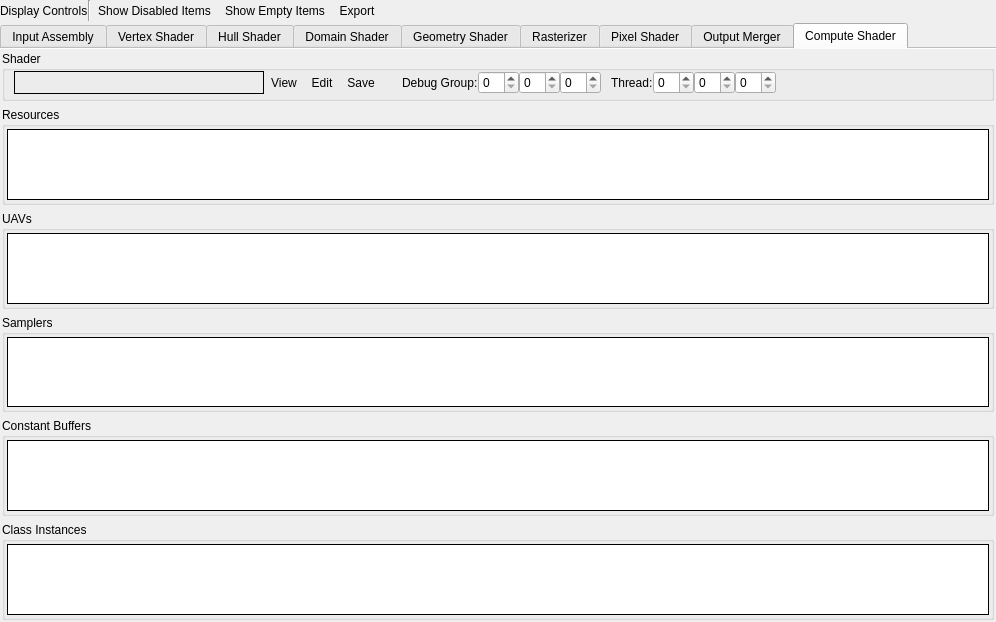
Above: qrenderdoc/Windows/PipelineState/D3D11PipelineStateViewer.ui from baldurk/renderdoc before the change. Below: the same form after it.
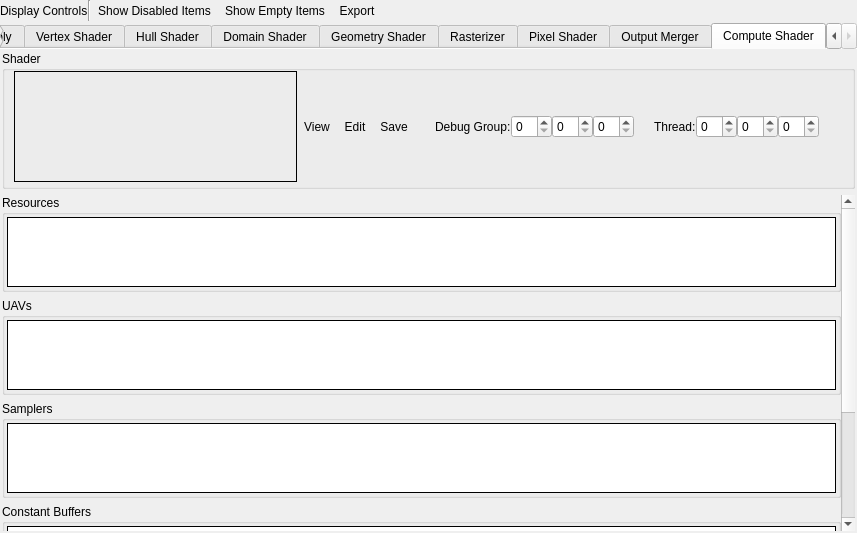
That is the form after the change. The open tabs and pages were chosen to show the change. Icons and pictures are not drawn. Custom widgets are drawn as their Qt base class.

Commit message:
Change pipeline state viewers so minimum panel size is smaller
* Add scroll areas for the larger tabs and allow pipe flowchart to
  resize to its minimum size if needed.
* The idea here isn't that anyone will seriously try to use the pipe
  view at 500x200 but more that the minimum size doesn't become a
  problem while moving around windows or panels, or resizing temporarily

```diff
--- a/qrenderdoc/Windows/PipelineState/D3D11PipelineStateViewer.ui
+++ b/qrenderdoc/Windows/PipelineState/D3D11PipelineStateViewer.ui
@@ -6,8 +6,8 @@
    <rect>
     <x>0</x>
     <y>0</y>
-    <width>996</width>
-    <height>586</height>
+    <width>857</width>
+    <height>533</height>
    </rect>
   </property>
   <layout class="QVBoxLayout" name="verticalLayout">
@@ -3514,7 +3514,37 @@
            <number>4</number>
           </property>
           <item>
+           <widget class="QFrame" name="csShaderControlsFrame">
+            <property name="sizePolicy">
+             <sizepolicy hsizetype="Preferred" vsizetype="MinimumExpanding">
+              <horstretch>0</horstretch>
+              <verstretch>0</verstretch>
+             </sizepolicy>
+            </property>
+            <layout class="QHBoxLayout" name="horizontalLayout_29">
+             <property name="spacing">
+              <number>0</number>
+             </property>
+             <property name="leftMargin">
+              <number>0</number>
+             </property>
+             <property name="topMargin">
+              <number>0</number>
+             </property>
+             <property name="rightMargin">
+              <number>0</number>
+             </property>
+             <property name="bottomMargin">
+              <number>0</number>
+             </property>
+             <item>
            <widget class="RDLabel" name="csShader">
+               <property name="sizePolicy">
+                <sizepolicy hsizetype="Preferred" vsizetype="Preferred">
+                 <horstretch>0</horstretch>
+                 <verstretch>0</verstretch>
+                </sizepolicy>
+               </property>
             <property name="minimumSize">
              <size>
               <width>250</width>
@@ -3598,6 +3628,33 @@
             </property>
            </widget>
           </item>
+            </layout>
+           </widget>
+          </item>
+          <item>
+           <widget class="QFrame" name="csDebugFrame">
+            <property name="sizePolicy">
+             <sizepolicy hsizetype="Preferred" vsizetype="MinimumExpanding">
+              <horstretch>0</horstretch>
+              <verstretch>0</verstretch>
+             </sizepolicy>
+            </property>
+            <layout class="QHBoxLayout" name="horizontalLayout_34">
+             <property name="spacing">
+              <number>0</number>
+             </property>
+             <property name="leftMargin">
+              <number>0</number>
+             </property>
+             <property name="topMargin">
+              <number>0</number>
+             </property>
+             <property name="rightMargin">
+              <number>0</number>
+             </property>
+             <property name="bottomMargin">
+              <number>0</number>
+             </property>
           <item>
            <widget class="QLabel" name="groupDebugLabel">
             <property name="text">
@@ -3623,7 +3680,7 @@
              <string>Thread:</string>
             </property>
             <property name="indent">
-             <number>10</number>
+                <number>20</number>
             </property>
            </widget>
           </item>
@@ -3650,22 +3707,42 @@
             </property>
            </widget>
           </item>
+            </layout>
+           </widget>
+          </item>
+         </layout>
+        </widget>
+       </item>
           <item>
-           <spacer name="csShaderSpacer">
-            <property name="orientation">
-             <enum>Qt::Horizontal</enum>
-            </property>
-            <property name="sizeHint" stdset="0">
-             <size>
-              <width>576</width>
-              <height>20</height>
-             </size>
-            </property>
-           </spacer>
-          </item>
-         </layout>
-        </widget>
-       </item>
+        <widget class="QScrollArea" name="csScroll">
+         <property name="frameShape">
+          <enum>QFrame::NoFrame</enum>
+         </property>
+         <property name="widgetResizable">
+          <bool>true</bool>
+         </property>
+         <widget class="QWidget" name="csScrollContents">
+          <property name="geometry">
+           <rect>
+            <x>0</x>
+            <y>0</y>
+            <width>837</width>
+            <height>424</height>
+           </rect>
+          </property>
+          <layout class="QVBoxLayout" name="verticalLayout_15">
+           <property name="leftMargin">
+            <number>0</number>
+           </property>
+           <property name="topMargin">
+            <number>0</number>
+           </property>
+           <property name="rightMargin">
+            <number>0</number>
+           </property>
+           <property name="bottomMargin">
+            <number>0</number>
+           </property>
        <item>
         <widget class="QGroupBox" name="csResGroup">
          <property name="sizePolicy">
@@ -3924,6 +4001,10 @@
            </widget>
           </item>
          </layout>
+            </widget>
+           </item>
+          </layout>
+         </widget>
         </widget>
        </item>
       </layout>
```
Left out of the diff: 704 changed lines with no effect on the pictures. Lines whose indentation alone changed are shown as unchanged. The commit also changes 5 other files.
